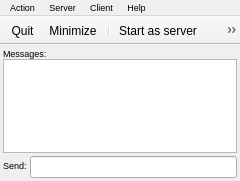
Above: source/qtdesigner/Echo_ui.ui from MValaguz/Echo before the change. Below: the same form after it.
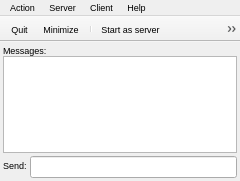
That is the form after the change. Icons and pictures are not drawn.

```diff
--- a/source/qtdesigner/Echo_ui.ui
+++ b/source/qtdesigner/Echo_ui.ui
@@ -16,6 +16,11 @@
     <verstretch>0</verstretch>
    </sizepolicy>
   </property>
+  <property name="font">
+   <font>
+    <pointsize>7</pointsize>
+   </font>
+  </property>
   <property name="windowTitle">
    <string>Echo</string>
   </property>
@@ -105,6 +110,11 @@
    </layout>
   </widget>
   <widget class="QToolBar" name="toolBar">
+   <property name="font">
+    <font>
+     <pointsize>7</pointsize>
+    </font>
+   </property>
    <property name="windowTitle">
     <string>toolBar</string>
    </property>
```
Left out of the diff: 6 changed lines with no effect on the pictures.
